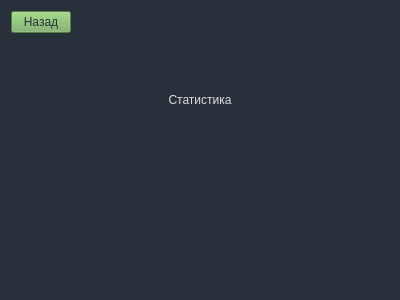
Before: the Qt Designer form client/stats.ui in nastoiika/TehnologProg, drawn with Qt 5.
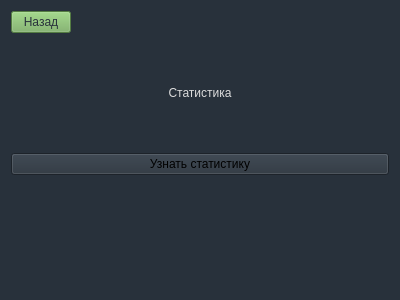
After: the same form once the commit is applied.

Patch:
```diff
--- a/client/stats.ui
+++ b/client/stats.ui
@@ -47,6 +47,13 @@
      </property>
     </widget>
    </item>
+   <item>
+    <widget class="QPushButton" name="btn_stat">
+     <property name="text">
+      <string>Узнать статистику</string>
+     </property>
+    </widget>
+   </item>
    <item>
     <widget class="QLabel" name="label_2">
      <property name="text">
```
